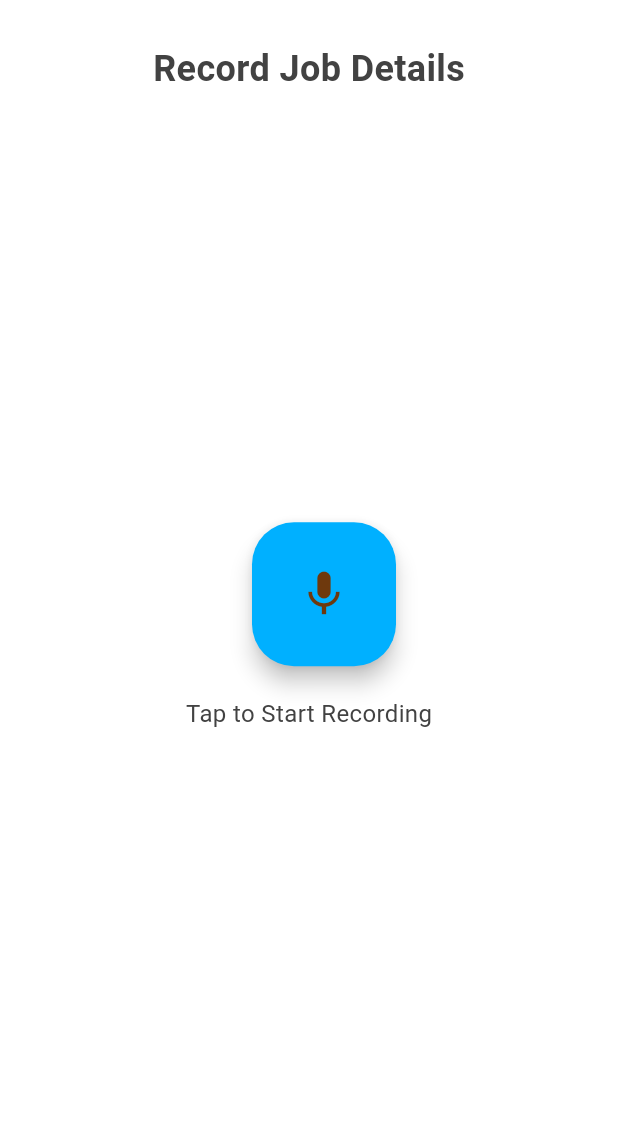
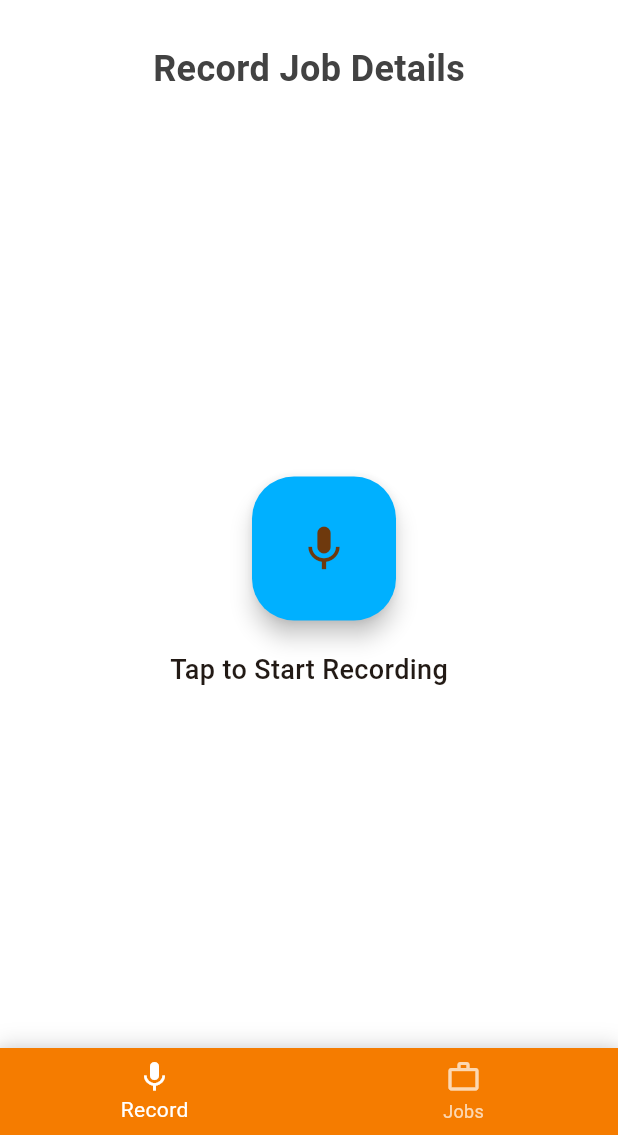
Before and after one commit to mdcanzoneri/TradeWise, a Flutter app: the screen it shows after launch, on a phone screen of 412 x 824 dp, the part 101-1236 px from its top. Run offline on Flutter 3.47's test engine with Material 3 defaults, Android fonts, the phone set to English and light mode, and no system bars; our stand-ins replace permission_handler; missing offline and left inert: record.

```diff
--- /dev/null
+++ b/lib/models/job.dart
@@ -0,0 +1,51 @@
+class Job {
+  final String id;
+  final String title;
+  final String description;
+  final String transcript;
+  final DateTime createdAt;
+  final String status;
+  final String location;
+  final String customerName;
+  final String audioUrl;
+
+  Job({
+    required this.id,
+    required this.title,
+    required this.description,
+    required this.transcript,
+    required this.createdAt,
+    required this.status,
+    required this.location,
+    required this.customerName,
+    required this.audioUrl,
+  });
+
+  factory Job.fromJson(Map<String, dynamic> json) {
+    return Job(
+      id: json['id'] as String,
+      title: json['title'] as String,
+      description: json['description'] as String,
+      transcript: json['transcript'] as String,
+      createdAt: DateTime.parse(json['createdAt'] as String),
+      status: json['status'] as String,
+      location: json['location'] as String,
+      customerName: json['customerName'] as String,
+      audioUrl: json['audioUrl'] as String,
+    );
+  }
+
+  Map<String, dynamic> toJson() {
+    return {
+      'id': id,
+      'title': title,
+      'description': description,
+      'transcript': transcript,
+      'createdAt': createdAt.toIso8601String(),
+      'status': status,
+      'location': location,
+      'customerName': customerName,
+      'audioUrl': audioUrl,
+    };
+  }
+}
--- a/lib/screens/recording_screen.dart
+++ b/lib/screens/recording_screen.dart
@@ -2,6 +2,8 @@ import 'package:flutter/material.dart';
 import 'package:permission_handler/permission_handler.dart';
 import '../constants/colors.dart';
 import '../services/voice_recorder_service.dart';
+import '../widgets/bottom_nav_bar.dart';
+import 'jobs_list_screen.dart';
 
 class RecordingScreen extends StatefulWidget {
   const RecordingScreen({super.key});
@@ -151,9 +153,7 @@ class _RecordingScreenState extends State<RecordingScreen> {
                 ),
               ),
             ),
-            // Recording section
             Expanded(
-              child: Center(
               child: Column(
                 mainAxisAlignment: MainAxisAlignment.center,
                 children: [
@@ -195,21 +195,44 @@ class _RecordingScreenState extends State<RecordingScreen> {
                   Text(
                     _isRecording
                         ? _isPaused
-                              ? 'Paused'
+                            ? 'Recording Paused'
                             : 'Recording...'
                         : 'Tap to Start Recording',
-                      style: TextStyle(
-                        color: AppColors.darkGray,
-                        fontSize: 16,
+                    style: const TextStyle(
+                      fontSize: 18,
+                      fontWeight: FontWeight.w500,
                     ),
                   ),
                 ],
               ),
             ),
-            ),
           ],
         ),
+      ),
+      bottomNavigationBar: BottomNavBar(
+        currentIndex: 0,
+        onTap: (index) {
+          if (index == 1) {
+            try {
+              Navigator.pushReplacement(
+                context,
+                MaterialPageRoute(
+                  builder: (context) => const JobsListScreen(),
+                ),
+              );
+            } catch (e) {
+              // Fallback if navigation fails
+              if (context.mounted) {
+                ScaffoldMessenger.of(context).showSnackBar(
+                  const SnackBar(
+                    content: Text('Unable to switch screens. Please try again.'),
                   ),
                 );
               }
             }
+          }
+        },
+      ),
+    );
+  }
+}
--- /dev/null
+++ b/lib/widgets/bottom_nav_bar.dart
@@ -0,0 +1,47 @@
+import 'package:flutter/material.dart';
+import 'package:tradewise/constants/colors.dart';
+
+class BottomNavBar extends StatelessWidget {
+  final int currentIndex;
+  final Function(int) onTap;
+
+  const BottomNavBar({
+    super.key,
+    required this.currentIndex,
+    required this.onTap,
+  });
+
+  @override
+  Widget build(BuildContext context) {
+    return Container(
+      decoration: BoxDecoration(
+        boxShadow: [
+          BoxShadow(
+            color: Colors.black.withOpacity(0.1),
+            blurRadius: 10,
+            offset: const Offset(0, -5),
+          ),
+        ],
+      ),
+      child: BottomNavigationBar(
+        currentIndex: currentIndex,
+        onTap: onTap,
+        backgroundColor: AppColors.constructionOrange,
+        selectedItemColor: Colors.white,
+        unselectedItemColor: Colors.white70,
+        items: const [
+          BottomNavigationBarItem(
+            icon: Icon(Icons.mic_none),
+            activeIcon: Icon(Icons.mic),
+            label: 'Record',
+          ),
+          BottomNavigationBarItem(
+            icon: Icon(Icons.work_outline),
+            activeIcon: Icon(Icons.work),
+            label: 'Jobs',
+          ),
+        ],
+      ),
+    );
+  }
+}
--- a/pubspec.yaml
+++ b/pubspec.yaml
@@ -38,6 +38,7 @@ dependencies:
   google_speech: ^4.1.0  # For Google Cloud Speech-to-Text
   sqflite: ^2.3.2  # For local database
   path: ^1.8.3  # For path manipulation
+  intl: ^0.20.2
 
 dev_dependencies:
   flutter_test:
```
Also changed, not shown: lib/screens/job_details_screen.dart (added, +150 -0 lines), lib/screens/jobs_list_screen.dart (added, +93 -0 lines), lib/widgets/job_card.dart (added, +108 -0 lines), pubspec.lock. Lines whose indentation alone changed are shown as unchanged.
